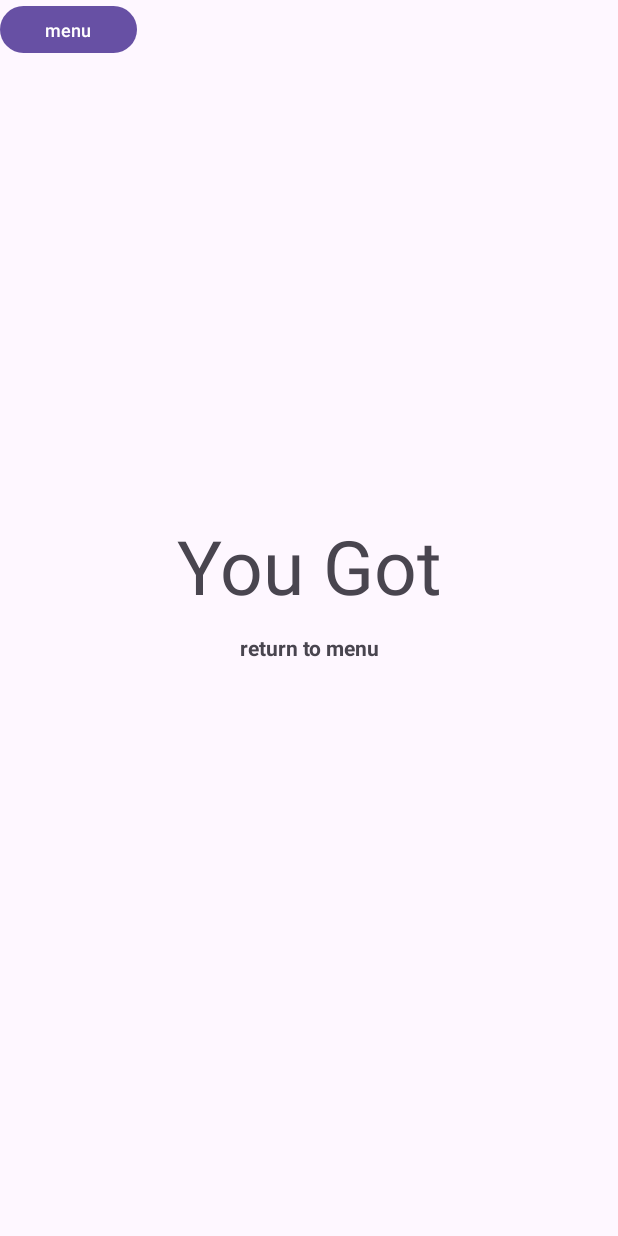
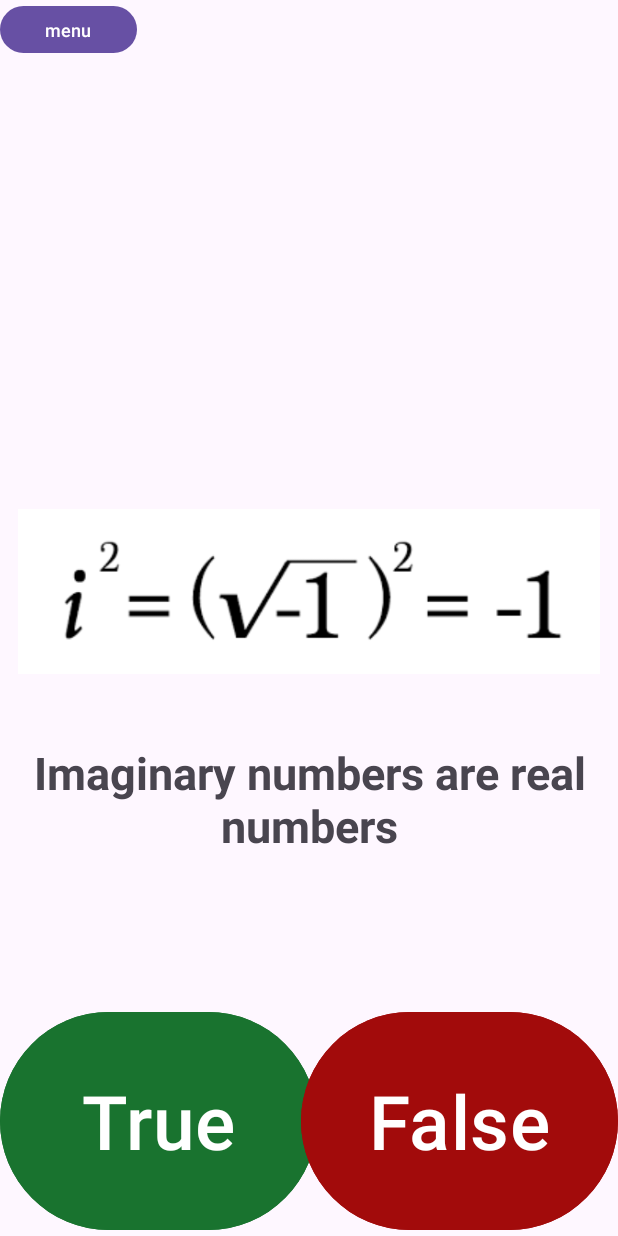
Before and after one commit to MrOpoku1/Math_Quiz, an Android app: the screen it shows after launch (MainActivity), after a tap on "True", on a phone screen of 412 x 824 dp. Run offline under Robolectric (Android 15) with nearby library versions, the phone set to English and light mode, and no system bars; 1 statement that could not run was skipped.

Commit message:
Completed the Question.java class, added images for all the questions.

```diff
--- a/app/src/main/java/com/example/mathquiztrivia/MainActivity.java
+++ b/app/src/main/java/com/example/mathquiztrivia/MainActivity.java
@@ -1,5 +1,6 @@
 package com.example.mathquiztrivia;
 import android.content.Intent;
+import android.graphics.drawable.Drawable;
 import android.os.Bundle;
 import android.widget.ImageView;
 import android.widget.TextView;
@@ -14,20 +15,14 @@ public class MainActivity extends AppCompatActivity {
     Button falseButton, menuButton,trueButton;
    TextView result;
    TextView Statement;
-  private ImageView picture;
+   ImageView picture;
+   Drawable q1q1,q1q2, q1q3,q1q4,q1q5;
+
     @Override
     protected void onCreate(Bundle savedInstanceState) {
-
-             Question[] quesitons = new Question[]{
-                new Question (getString(R.string.Q1Q1_false), false),
-                new Question (getString(R.string.Q1Q2_true),true, ),
-                new Question (getString(R.string.Q1Q3_true), true),
-                new Question (getString(R.string.Q1Q4_false), false),
-                     new Question(getString(R.string.Q1Q5_false), false)
-        };
-
         super.onCreate(savedInstanceState);
         setContentView(R.layout.activity_main);
+
         result=(TextView)findViewById(R.id.Result);
         Statement=(TextView)findViewById(R.id.Statement);
         trueButton=(Button)findViewById(R.id.True);
@@ -36,23 +31,42 @@ public class MainActivity extends AppCompatActivity {
         picture =(ImageView)findViewById(R.id.picture);
         menuButton=(Button)findViewById(R.id.menu);
 
+        q1q1=getDrawable(R.drawable.q1q1);
+        q1q2=getDrawable(R.drawable.q1q2);
+        q1q3=getDrawable(R.drawable.q1q3);
+        q1q4=getDrawable(R.drawable.q1q4);
+        q1q5=getDrawable(R.drawable.q1q5);
+
+
+
+        Question[] questions = new Question[]{
+                new Question (getString(R.string.Q1Q1_false), false, q1q1),
+                new Question (getString(R.string.Q1Q2_true),true, q1q2),
+                new Question (getString(R.string.Q1Q3_true), true,q1q3),
+                new Question (getString(R.string.Q1Q4_false), false,q1q4),
+                new Question(getString(R.string.Q1Q5_false), false,q1q5)
+        };
+
+
+
+
+        int questionNum=1;
+        Statement.setText(questions[questionNum-1].getStatement());
+        Question.setImage(questions[questionNum-1].getImage(),picture);
+
         trueButton.setOnClickListener(new View.OnClickListener() {
             @Override
             public void onClick(View v){
-                result.setVisibility(View.VISIBLE);
-               // RIGHT.setVisibility(View.INVISIBLE);
-                Statement.setVisibility(View.INVISIBLE);
-                trueButton.setVisibility(View.INVISIBLE);
-                falseButton.setVisibility(View.INVISIBLE);
-                picture.setVisibility(View.INVISIBLE);
+               questionNum++;
+
                 Toast.makeText(v.getContext(), "Incorrect...", Toast.LENGTH_SHORT).show();
 
             }
         });
+
         falseButton.setOnClickListener(new View.OnClickListener() {
             @Override
             public void onClick(View v){
-                RIGHT.setVisibility(View.VISIBLE);
                 result.setVisibility(View.INVISIBLE);
                 Statement.setVisibility(View.INVISIBLE);
                 trueButton.setVisibility(View.INVISIBLE);
@@ -62,6 +76,9 @@ public class MainActivity extends AppCompatActivity {
 
             }
         });
+
+
+
         menuButton.setOnClickListener(new View.OnClickListener() {
             @Override
             public void onClick(View v){
--- a/app/src/main/java/com/example/mathquiztrivia/Question.java
+++ b/app/src/main/java/com/example/mathquiztrivia/Question.java
@@ -1,32 +1,36 @@
 package com.example.mathquiztrivia;
+import android.graphics.drawable.Drawable;
 import android.widget.ImageView;
 
-public class Question {
+import androidx.appcompat.app.AppCompatActivity;
+
+public class Question extends AppCompatActivity {
 
 private final  String question;
 
 private final boolean answer;
 
-private final ImageView image;
+private  Drawable image;
+private ImageView picture;
     public Question(String question, boolean answer){
         this.question = question;
         this.answer = answer;
     }
-    public Question(String question, boolean answer, ImageView image){
+    public Question(String question, boolean answer, Drawable image){
         this.question=question;
         this.answer =  answer;
         this.image = image;
     }
-    public void setImage(ImageView image){
-        ((ImageView)findViewById(R.id.picture)).setImageResource(image);
+    public static void setImage(Drawable image, ImageView picture){
+        picture.setImageDrawable(image);
     }
     public boolean getAnswer(){
         return answer;
     }
-    public String getQuestion(){
+    public String getStatement(){
         return question;
     }
-    public ImageView getImage(){
+    public Drawable getImage(){
         return image;
     }
 
--- a/app/src/main/res/layout/activity_main.xml
+++ b/app/src/main/res/layout/activity_main.xml
@@ -88,7 +88,7 @@
         android:layout_width="388dp"
         android:layout_height="119dp"
         android:layout_centerInParent="true"
-        android:src="@drawable/imaginary"
+        android:src="@drawable/Q1_Q1"
         app:layout_constraintBottom_toBottomOf="parent"
         app:layout_constraintEnd_toEndOf="parent"
         app:layout_constraintStart_toStartOf="parent"
```
Also changed, not shown: app/src/main/res/drawable/q1q1.png (renamed from app/src/main/res/drawable/imaginary.png), app/src/main/res/drawable/q1q2.png (added), app/src/main/res/drawable/q1q3.png (added), app/src/main/res/drawable/q1q4.png (added), app/src/main/res/drawable/q1q5.png (added).
